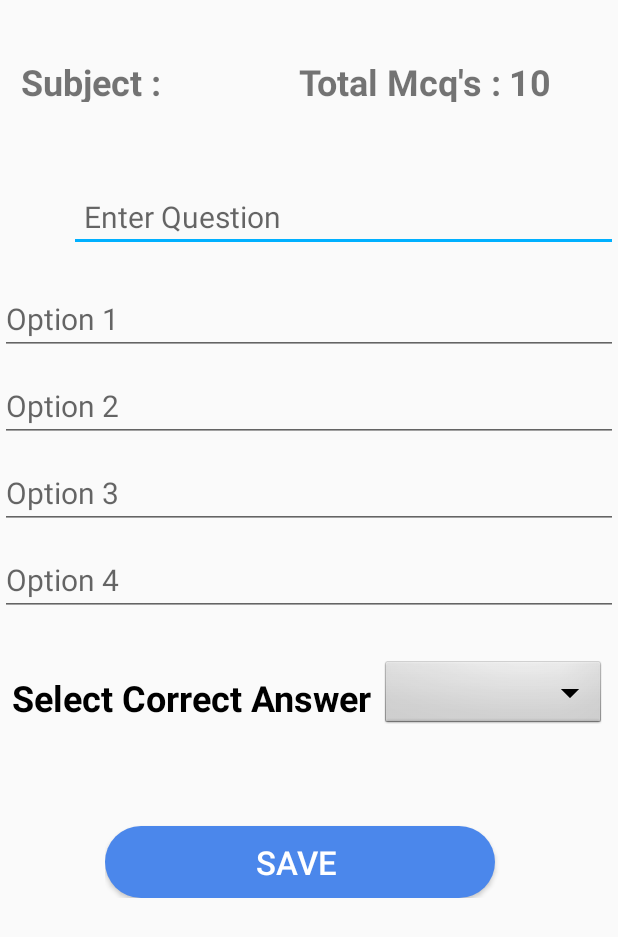
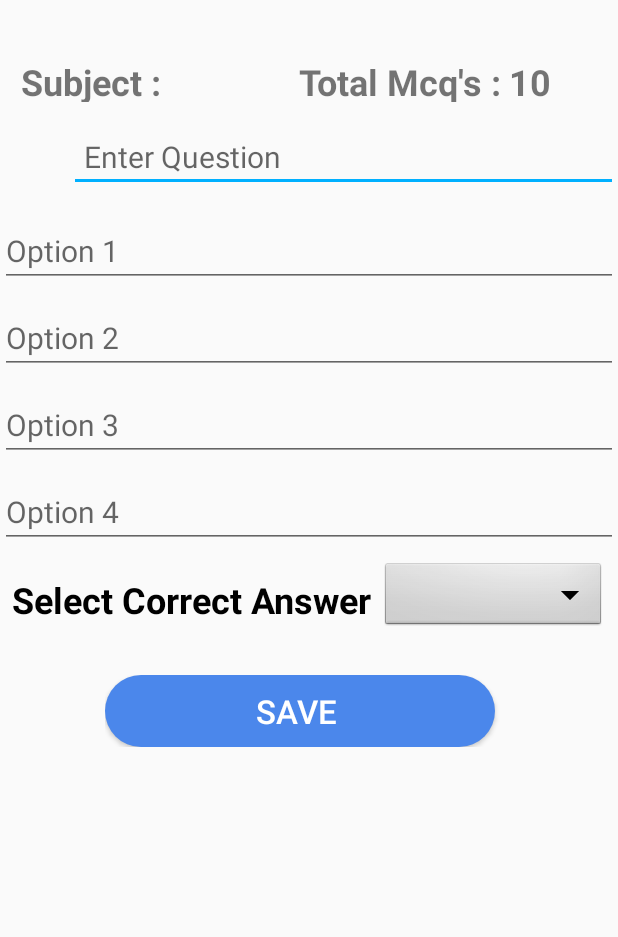
Before and after one commit to izza-tech/SmartClassroomUsingQR_code, an Android app: the layout activity_generate_mcqs.xml on its own in the app's theme, with its tools: preview values and no code run, on a phone screen of 412 x 824 dp. Shown: the top 937 px of the screen. Run offline under Robolectric (Android 15) with nearby library versions, the phone set to English and light mode, and no system bars.

Commit message:
mondy night

```diff
--- a/app/src/main/AndroidManifest.xml
+++ b/app/src/main/AndroidManifest.xml
@@ -16,6 +16,7 @@
         android:supportsRtl="true"
         android:theme="@style/AppTheme">
         <activity android:name=".ShowQuizResult"></activity>
+        <activity android:name=".ExcelAttendanceSheet"/>
         <activity android:name=".SelectSubjectForResult" />
         <activity android:name=".QuizResult" />
         <activity android:name=".PerformQuiz" />
--- a/app/src/main/res/layout/activity_generate_mcqs.xml
+++ b/app/src/main/res/layout/activity_generate_mcqs.xml
@@ -72,7 +72,7 @@
     <LinearLayout
         android:layout_width="match_parent"
         android:layout_height="wrap_content"
-        android:layout_marginTop="40dp">
+        android:layout_marginTop="0dp">
         <TextView
             android:id="@+id/txtQuestionNo"
             android:layout_width="wrap_content"
@@ -100,7 +100,7 @@
 
     </LinearLayout>
     <LinearLayout
-        android:paddingTop="5dp"
+        android:paddingTop="0dp"
         android:layout_marginTop="20dp"
         android:layout_width="match_parent"
         android:layout_height="wrap_content"
@@ -149,7 +149,7 @@
             android:layout_width="wrap_content"
             android:layout_height="wrap_content"
             android:paddingTop="10dp"
-            android:layout_marginTop="20dp"
+            android:layout_marginTop="0dp"
             android:padding="8dp"
             android:orientation="vertical">
 
@@ -178,7 +178,7 @@
     <RelativeLayout
         android:layout_width="match_parent"
         android:layout_height="wrap_content"
-        android:paddingTop="20dp"
+        android:paddingTop="0dp"
         android:paddingLeft="70dp"
         android:layout_marginTop="20dp">
 
@@ -187,7 +187,7 @@
             android:layout_width="260dp"
             android:layout_height="wrap_content"
             android:layout_marginLeft="0dp"
-            android:layout_marginTop="15dp"
+            android:layout_marginTop="0dp"
             android:layout_marginRight="30dp"
             android:background="@drawable/roundedbutton"
 
--- a/app/src/main/res/layout/activity_generate_quiz.xml
+++ b/app/src/main/res/layout/activity_generate_quiz.xml
@@ -221,7 +221,7 @@
             android:layout_height="wrap_content"
             android:background="@drawable/roundedbutton"
             android:textColor="#ffffff"
-            android:text="save to gallery"
+            android:text="create mcq's"
             android:layout_below="@+id/edittext"
             android:layout_gravity="center"
             android:layout_centerHorizontal="true"
```
